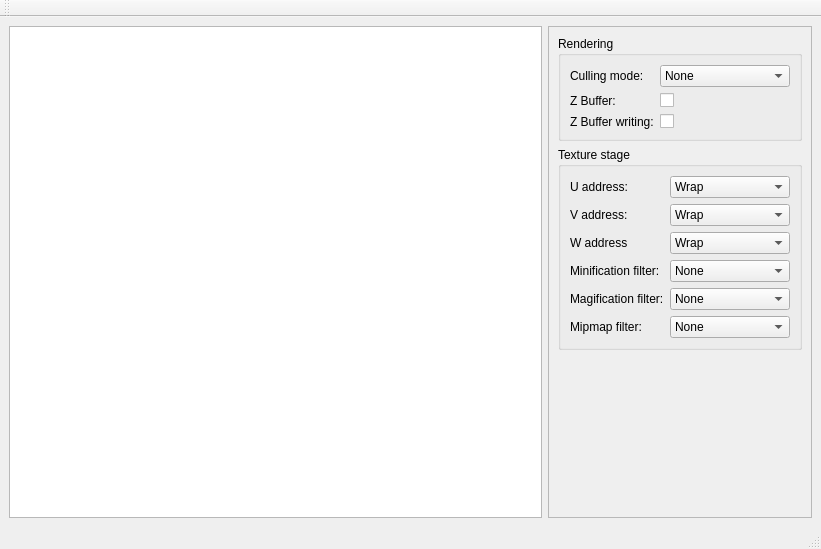
Above: Code/Editor/TamyEditor/materialeditor.ui from cccZone/tamy before the change. Below: the same form after it.
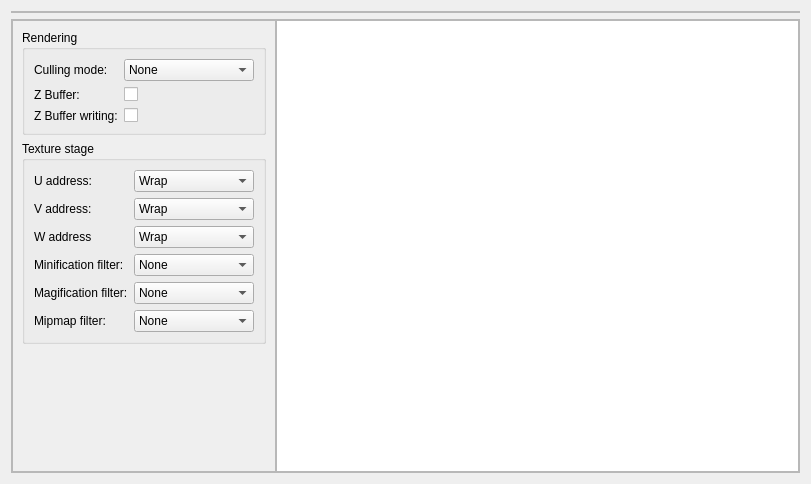
That is the form after the change.

Commit message: unifying sub editors management framework

Diff of the .ui file:
```diff
--- a/Code/Editor/TamyEditor/materialeditor.ui
+++ b/Code/Editor/TamyEditor/materialeditor.ui
@@ -1,23 +1,52 @@
 <?xml version="1.0" encoding="UTF-8"?>
 <ui version="4.0">
  <class>MaterialEditorWindow</class>
- <widget class="QMainWindow" name="MaterialEditorWindow">
+ <widget class="QWidget" name="MaterialEditorWindow">
   <property name="geometry">
    <rect>
     <x>0</x>
     <y>0</y>
-    <width>821</width>
-    <height>549</height>
+    <width>811</width>
+    <height>484</height>
    </rect>
   </property>
   <property name="windowTitle">
    <string>Material editor</string>
   </property>
-  <widget class="QWidget" name="centralwidget">
+  <layout class="QVBoxLayout" name="verticalLayout_2">
+   <item>
+    <widget class="QFrame" name="toolbarFrame">
+     <property name="frameShape">
+      <enum>QFrame::StyledPanel</enum>
+     </property>
+     <property name="frameShadow">
+      <enum>QFrame::Raised</enum>
+     </property>
    <layout class="QHBoxLayout" name="horizontalLayout">
-    <item>
-     <widget class="QTextEdit" name="scriptEditor"/>
-    </item>
+      <property name="spacing">
+       <number>0</number>
+      </property>
+      <property name="margin">
+       <number>0</number>
+      </property>
+     </layout>
+    </widget>
+   </item>
+   <item>
+    <widget class="QFrame" name="editorFrame">
+     <property name="frameShape">
+      <enum>QFrame::StyledPanel</enum>
+     </property>
+     <property name="frameShadow">
+      <enum>QFrame::Raised</enum>
+     </property>
+     <layout class="QHBoxLayout" name="horizontalLayout_3">
+      <property name="spacing">
+       <number>0</number>
+      </property>
+      <property name="margin">
+       <number>0</number>
+      </property>
     <item>
      <widget class="QScrollArea" name="scrollArea">
       <property name="sizePolicy">
@@ -34,8 +63,8 @@
         <rect>
          <x>0</x>
          <y>0</y>
-         <width>199</width>
-         <height>476</height>
+           <width>234</width>
+           <height>454</height>
         </rect>
        </property>
        <layout class="QVBoxLayout" name="verticalLayout">
@@ -365,68 +394,13 @@
       </widget>
      </widget>
     </item>
-   </layout>
-  </widget>
-  <widget class="QMenuBar" name="menubar">
-   <property name="geometry">
-    <rect>
-     <x>0</x>
-     <y>0</y>
-     <width>821</width>
-     <height>21</height>
-    </rect>
-   </property>
-  </widget>
-  <widget class="QStatusBar" name="statusbar"/>
-  <widget class="QToolBar" name="toolBar">
-   <property name="windowTitle">
-    <string>toolBar</string>
-   </property>
-   <attribute name="toolBarArea">
-    <enum>TopToolBarArea</enum>
-   </attribute>
-   <attribute name="toolBarBreak">
-    <bool>false</bool>
-   </attribute>
-  </widget>
-  <action name="actionLoadFromFile">
-   <property name="text">
-    <string>Load from file</string>
-   </property>
-  </action>
-  <action name="actionSave">
-   <property name="text">
-    <string>Save</string>
-   </property>
-  </action>
-  <action name="actionSaveAs">
-   <property name="text">
-    <string>Save As</string>
-   </property>
-  </action>
-  <action name="actionExit">
-   <property name="text">
-    <string>Exit</string>
-   </property>
-  </action>
-  <action name="actionCompile">
-   <property name="text">
-    <string>Compile</string>
-   </property>
-  </action>
-  <action name="actionNew">
-   <property name="text">
-    <string>New</string>
-   </property>
-  </action>
-  <action name="actionSdsd">
-   <property name="text">
-    <string>sdsd</string>
-   </property>
-   <property name="shortcut">
-    <string>Ctrl+S</string>
-   </property>
-  </action>
+      <item>
+       <widget class="QTextEdit" name="scriptEditor"/>
+      </item>
+     </layout>
+    </widget>
+   </item>
+  </layout>
  </widget>
  <resources/>
  <connections/>
```
Left out of the diff: 2 changed lines with no effect on the pictures. Lines whose indentation alone changed are shown as unchanged. The commit also changes 33 other files.
